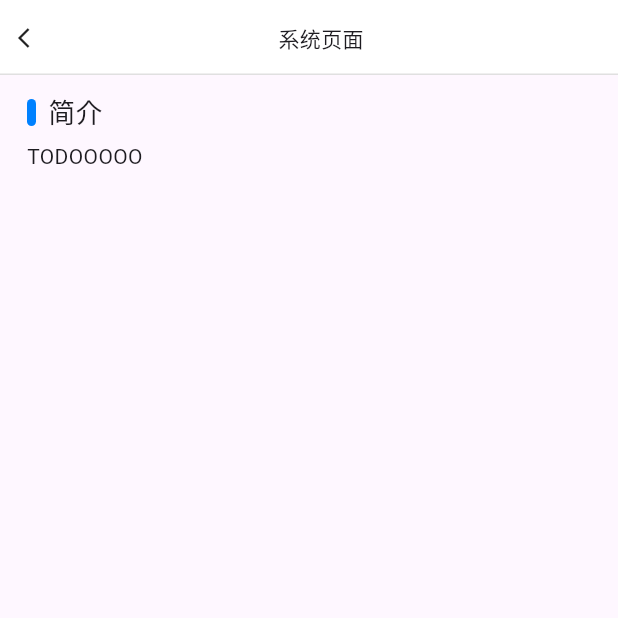
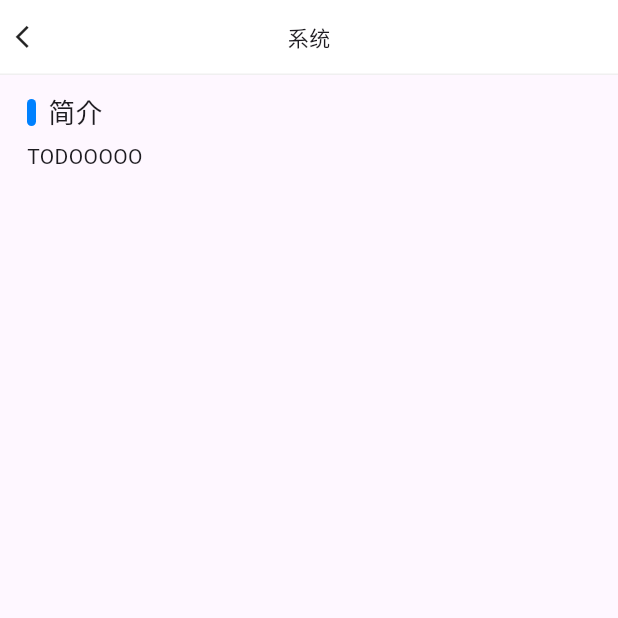
Before and after one commit to kittyuvu/colorui, a Flutter app: the SystemPage screen opened by its route, on a phone screen of 412 x 824 dp, the top half of it. Run offline on Flutter 3.47's test engine with Material 3 defaults, Android fonts, the phone set to English and light mode, and no system bars; our stand-ins replace go_router.

Commit message:
example: add navbar

```diff
--- a/example/lib/menus.dart
+++ b/example/lib/menus.dart
@@ -39,6 +39,7 @@ Map<String, List<MenuItem>> kMenus = {
       subTitle: 'navbar',
       icon: CuIcons.topbar,
       color: CuLinearGradient.pink,
+      name: "navbar",
     ),
     MenuItem(
       title: "背景",
--- a/example/lib/pages/basics/system.dart
+++ b/example/lib/pages/basics/system.dart
@@ -1,3 +1,4 @@
+import 'package:colorui/colorui.dart';
 import 'package:example/widget.dart';
 import 'package:flutter/material.dart';
 
@@ -14,7 +15,7 @@ class _SystemPageState extends State<SystemPage> {
     return UIMainLayout(
       context: context,
       child: const Scaffold(
-        appBar: CuSimpleAppBar(title: "系统页面"),
+        appBar: CuNavbar(title: "系统"),
         body: SingleChildScrollView(
           child: Padding(
             padding: EdgeInsets.symmetric(horizontal: 18, vertical: 12),
--- a/example/lib/pages/basics/theme.dart
+++ b/example/lib/pages/basics/theme.dart
@@ -23,7 +23,7 @@ class ThemePageState extends State<ThemePage> {
     }
     return UIMainLayout(
       child: Scaffold(
-        appBar: const CuSimpleAppBar(title: "主题"),
+        appBar: const CuNavbar(title: "主题"),
         backgroundColor: bg,
         body: Center(
           child: Column(
@@ -82,7 +82,7 @@ class ThemePageState extends State<ThemePage> {
                     lightEnable = true;
                     darkEnable = false;
                   }
-                  setState(() { });
+                  setState(() {});
                 },
                 child: const Text("切换", style: TextStyle(fontSize: 14)),
               ),
--- a/example/lib/router.dart
+++ b/example/lib/router.dart
@@ -1,3 +1,4 @@
+import 'package:example/pages/basics/navbar.dart';
 import 'package:example/pages/basics/system.dart';
 import 'package:example/pages/basics/theme.dart';
 import 'package:example/uikit.dart';
@@ -27,6 +28,11 @@ final $router = GoRouter(
           path: "theme",
           builder: (context, state) => const ThemePage(),
         ),
+        GoRoute(
+          name: "navbar",
+          path: "navbar",
+          builder: (context, state) => const NavbarPage(),
+        ),
       ],
     ),
   ],
--- a/example/lib/widget.dart
+++ b/example/lib/widget.dart
@@ -24,7 +24,7 @@ class UIMainLayout extends StatelessWidget {
         width: double.infinity,
         height: double.infinity,
         decoration: const BoxDecoration(
-          color: CuColors.white,
+          color: Color(0xff0ca5e9),
           image: DecorationImage(
             fit: BoxFit.cover,
             image: NetworkImage(kBgIMG),
@@ -32,6 +32,7 @@ class UIMainLayout extends StatelessWidget {
         ),
         child: Center(
           child: Container(
+            clipBehavior: Clip.hardEdge,
             decoration: BoxDecoration(
               color: CuColors.white,
               borderRadius: BorderRadius.circular(12),
@@ -52,120 +53,6 @@ class UIMainLayout extends StatelessWidget {
       );
     }
     return child;
-  }
-}
-
-@Deprecated("不要使用")
-class CuSimpleAppBar extends StatelessWidget implements PreferredSizeWidget {
-  const CuSimpleAppBar({
-    super.key,
-    this.onBack,
-    this.title,
-  });
-
-  final VoidCallback? onBack;
-  final String? title;
-
-  @override
-  Widget build(BuildContext context) {
-    return DecoratedBox(
-      decoration: BoxDecoration(
-        color: CuColors.white,
-        border: Border(
-          bottom: BorderSide(
-            color: CuColors.black.withOpacity(.12),
-            width: 1,
-          ),
-        ),
-      ),
-      child: Padding(
-        padding: const EdgeInsets.all(8.0),
-        child: CuActionBar(
-          centerTitle: title,
-          onTapLeft: () {
-            if (onBack != null) {
-              onBack!();
-            } else {
-              Navigator.pop(context);
-            }
-          },
-        ),
-      ),
-    );
-  }
-
-  @override
-  Size get preferredSize => const Size(double.infinity, 50);
-}
-
-// 啊! 这里好蠢啊, 没不要这么复杂啊
-@Deprecated("不要使用")
-class CuActionBar extends StatelessWidget {
-  const CuActionBar({
-    super.key,
-    this.leftWidget,
-    this.leftTitle,
-    this.centerWidget,
-    this.centerTitle,
-    this.rightWidget,
-    this.rightIcon,
-    this.onTapLeft,
-  });
-
-  final Widget? leftWidget;
-  final String? leftTitle;
-  final Widget? centerWidget;
-  final String? centerTitle;
-  final Widget? rightWidget;
-  final IconData? rightIcon;
-  final VoidCallback? onTapLeft;
-
-  Widget get left {
-    if (leftWidget != null) return leftWidget!;
-    return GestureDetector(
-      onTap: onTapLeft,
-      child: MouseRegion(
-        cursor: SystemMouseCursors.click,
-        child: Row(
-          children: [
-            const Icon(
-              CuIcons.back,
-              size: 16,
-            ),
-            if (leftTitle != null) Text(leftTitle!),
-          ],
-        ),
-      ),
-    );
-  }
-
-  Widget get center {
-    if (centerWidget != null) return centerWidget!;
-    if (centerTitle != null) {
-      return Expanded(
-        child: Center(
-          child: Text(centerTitle!),
-        ),
-      );
-    }
-    return const Expanded(child: SizedBox.shrink());
-  }
-
-  Widget get right {
-    if (rightWidget != null) return rightWidget!;
-    if (rightIcon != null) return Icon(rightIcon!);
-    return const SizedBox.shrink();
-  }
-
-  @override
-  Widget build(BuildContext context) {
-    return Row(
-      children: [
-        left,
-        center,
-        right,
-      ],
-    );
   }
 }
 
```
Also changed, not shown: example/lib/pages/basics/navbar.dart (added, +86 -0 lines).
